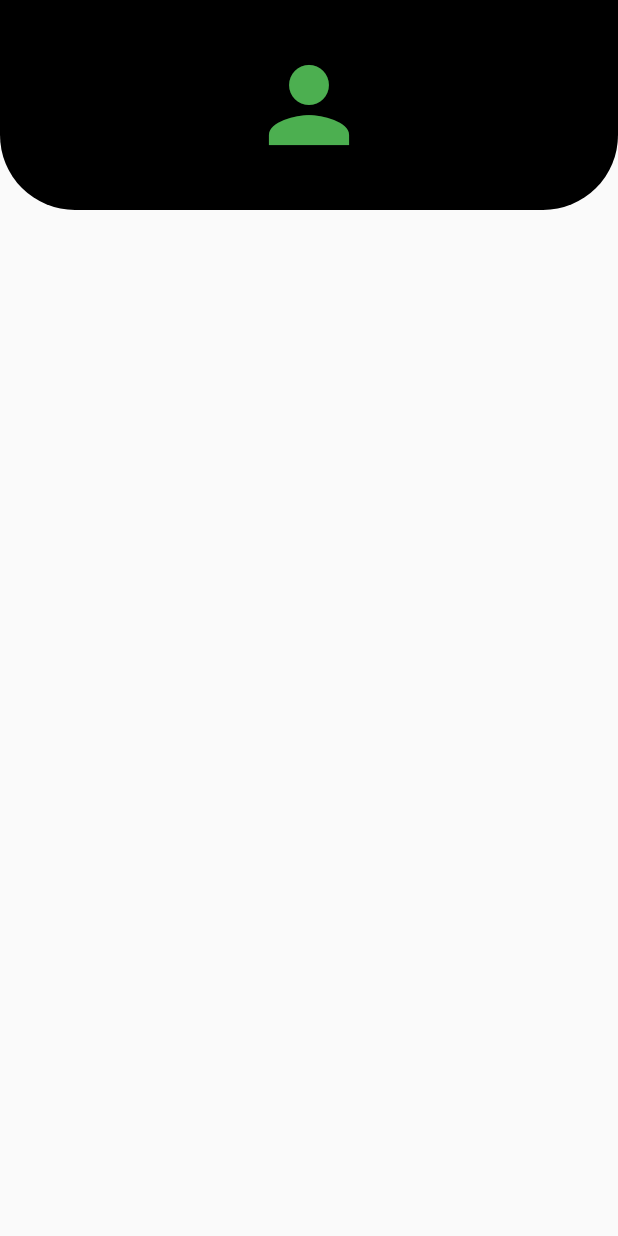
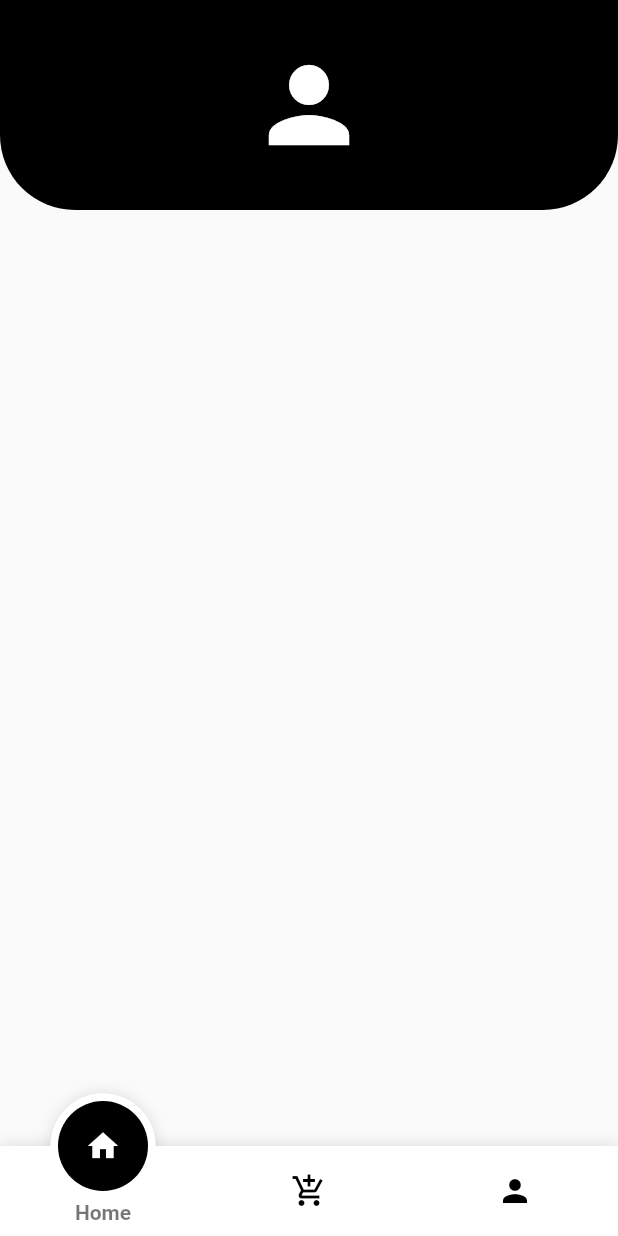
Before and after one commit to HackBMU/HackBMU2020_WellWaisted, a Flutter app: the screen it shows after launch, on a phone screen of 412 x 824 dp. Run offline on Flutter 3.47's test engine with Material 2 defaults, Android fonts, the phone set to English and light mode, and no system bars; drawn by our look-alikes of fancy_bottom_navigation.

```diff
--- a/lib/Models/DashboardHeader.dart
+++ b/lib/Models/DashboardHeader.dart
@@ -14,7 +14,7 @@ class DashboardHeader extends StatelessWidget {
       child:CircleAvatar(
         radius: 50,
         backgroundColor: Colors.black,
-        child: Icon(Icons.person,size: 80,color: Colors.green,),
+        child: Icon(Icons.person,size: 80,color: Colors.white,),
       )
     );
   }
--- a/lib/Pages/UserDashBoard.dart
+++ b/lib/Pages/UserDashBoard.dart
@@ -1,6 +1,6 @@
 import 'package:flutter/material.dart';
-import 'package:flutter/rendering.dart';
 import 'package:wellwasted2/Models/DashboardHeader.dart';
+import 'package:fancy_bottom_navigation/fancy_bottom_navigation.dart';
 
 class UserDashBoard extends StatefulWidget {
   @override
@@ -20,6 +20,19 @@ class _UserDashBoardState extends State<UserDashBoard> {
           ),
         ),
       ),
+      bottomNavigationBar: FancyBottomNavigation(
+        tabs: [
+          TabData(iconData: Icons.home, title: "Home",),
+          TabData(iconData: Icons.add_shopping_cart, title: "Shop"),
+          TabData(iconData: Icons.person, title: "Profile")
+        ],
+        circleColor: Colors.black,
+        inactiveIconColor: Colors.black,
+        onTabChangedListener: (position) {
+          setState(() {
+          });
+        },
+      ),
     );
   }
 }
--- a/pubspec.yaml
+++ b/pubspec.yaml
@@ -24,6 +24,7 @@ dependencies:
   # Use with the CupertinoIcons class for iOS style icons.
   cupertino_icons: ^0.1.2
   firebase_auth: ^0.15.4
+  fancy_bottom_navigation: ^0.3.2
 
 dev_dependencies:
   flutter_test:
```
Also changed, not shown: lib/Pages/Shop.dart (added), pubspec.lock, 1 other file.
